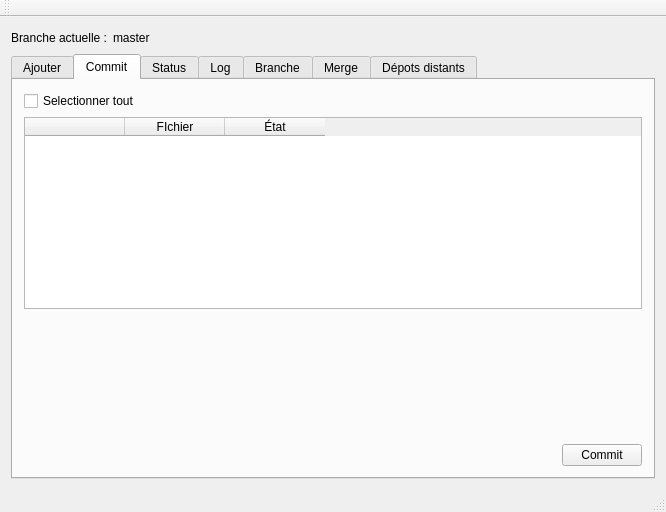
Before: the Qt Designer form main_window.ui in AntoninLoubiere/GitGui, drawn with Qt 5.
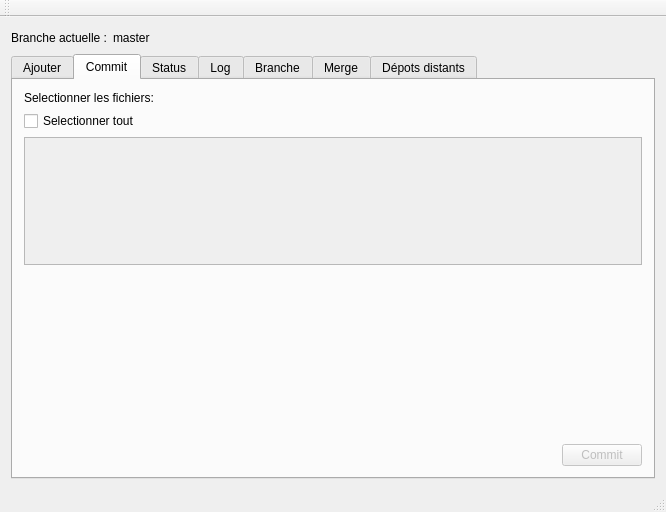
After: the same form once the commit is applied.

Commit message: Change ui of commit tab and add custom check box to list of file

```diff
--- a/main_window.ui
+++ b/main_window.ui
@@ -2,6 +2,9 @@
 <ui version="4.0">
  <class>MainWindow</class>
  <widget class="QMainWindow" name="MainWindow">
+  <property name="enabled">
+   <bool>true</bool>
+  </property>
   <property name="geometry">
    <rect>
     <x>0</x>
@@ -162,8 +165,15 @@
        <layout class="QVBoxLayout" name="verticalLayout_5">
         <item>
          <layout class="QGridLayout" name="gridLayout_4">
-          <item row="0" column="0">
-           <widget class="QCheckBox" name="checkBox">
+          <item row="1" column="0">
+           <widget class="QLabel" name="label_3">
+            <property name="text">
+             <string>Selectionner les fichiers: </string>
+            </property>
+           </widget>
+          </item>
+          <item row="2" column="0">
+           <widget class="QCheckBox" name="selectAll">
             <property name="text">
              <string>Selectionner tout</string>
             </property>
@@ -175,29 +185,26 @@
             </property>
            </widget>
           </item>
-          <item row="1" column="0">
-           <widget class="QTableWidget" name="commitTableWidget">
-            <property name="editTriggers">
-             <set>QAbstractItemView::NoEditTriggers</set>
+          <item row="3" column="0">
+           <widget class="QScrollArea" name="scrollArea">
+            <property name="widgetResizable">
+             <bool>true</bool>
             </property>
-            <attribute name="verticalHeaderVisible">
-             <bool>false</bool>
-            </attribute>
-            <column>
-             <property name="text">
-              <string/>
+            <widget class="QWidget" name="scrollAreaWidgetContents">
+             <property name="geometry">
+              <rect>
+               <x>0</x>
+               <y>0</y>
+               <width>622</width>
+               <height>103</height>
+              </rect>
              </property>
-            </column>
-            <column>
-             <property name="text">
-              <string>FIchier</string>
-             </property>
-            </column>
-            <column>
-             <property name="text">
-              <string>État</string>
-             </property>
-            </column>
+             <layout class="QVBoxLayout" name="verticalLayout_6">
+              <item>
+               <layout class="QVBoxLayout" name="listFileToCommit"/>
+              </item>
+             </layout>
+            </widget>
            </widget>
           </item>
          </layout>
@@ -232,6 +239,9 @@
           </item>
           <item>
            <widget class="QPushButton" name="commitButton">
+            <property name="enabled">
+             <bool>false</bool>
+            </property>
             <property name="text">
              <string>Commit</string>
             </property>
```
Left out of the diff: 3 changed lines with no effect on the pictures. The commit also changes 6 other files.
